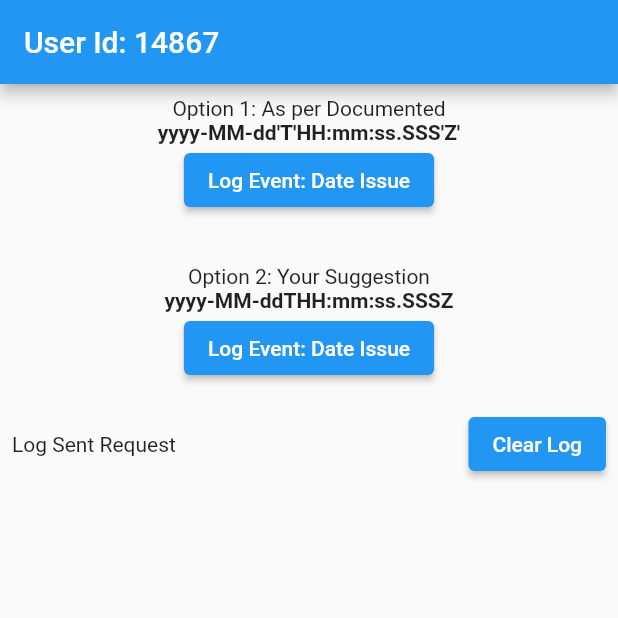
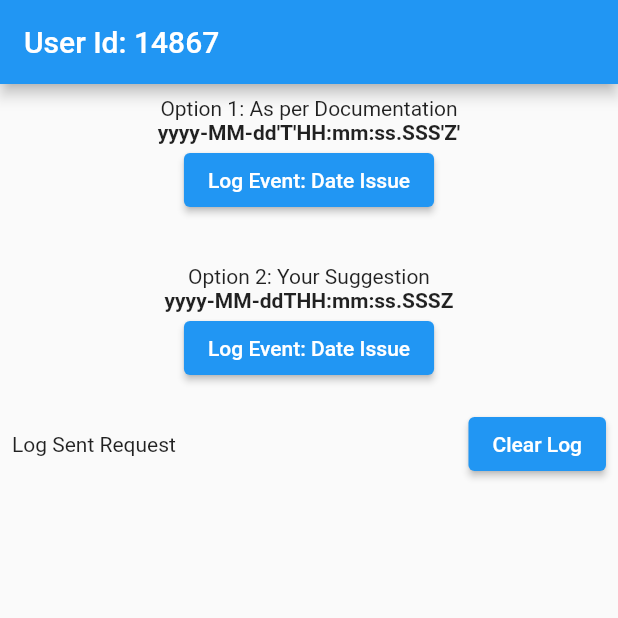
Before and after one commit to niraj-tamang/date-issue, a Flutter app: the screen it shows after launch, on a phone screen of 412 x 824 dp, the top half of it. Run offline on Flutter 3.47's test engine with Material 2 defaults, Android fonts, the phone set to English and light mode, and no system bars; our stand-ins replace shared_preferences; missing offline and left inert: webengage_flutter.

Commit message:
minor changess

```diff
--- a/lib/main.dart
+++ b/lib/main.dart
@@ -59,7 +59,7 @@ class _HomePageState extends State<HomePage> {
           child: Column(
             crossAxisAlignment: CrossAxisAlignment.center,
             children: [
-              Text("Option 1: As per Documented"),
+              Text("Option 1: As per Documentation"),
               Text("yyyy-MM-dd'T'HH:mm:ss.SSS'Z'" ,style: TextStyle(
                 fontWeight: FontWeight.bold
               ),),
```
